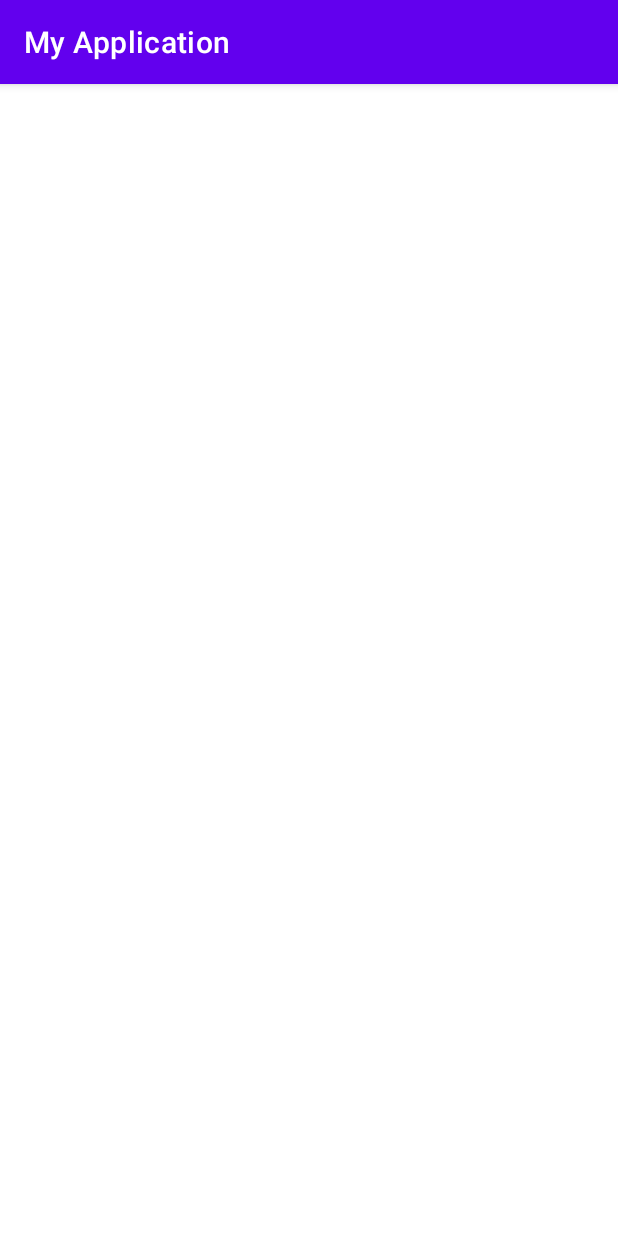
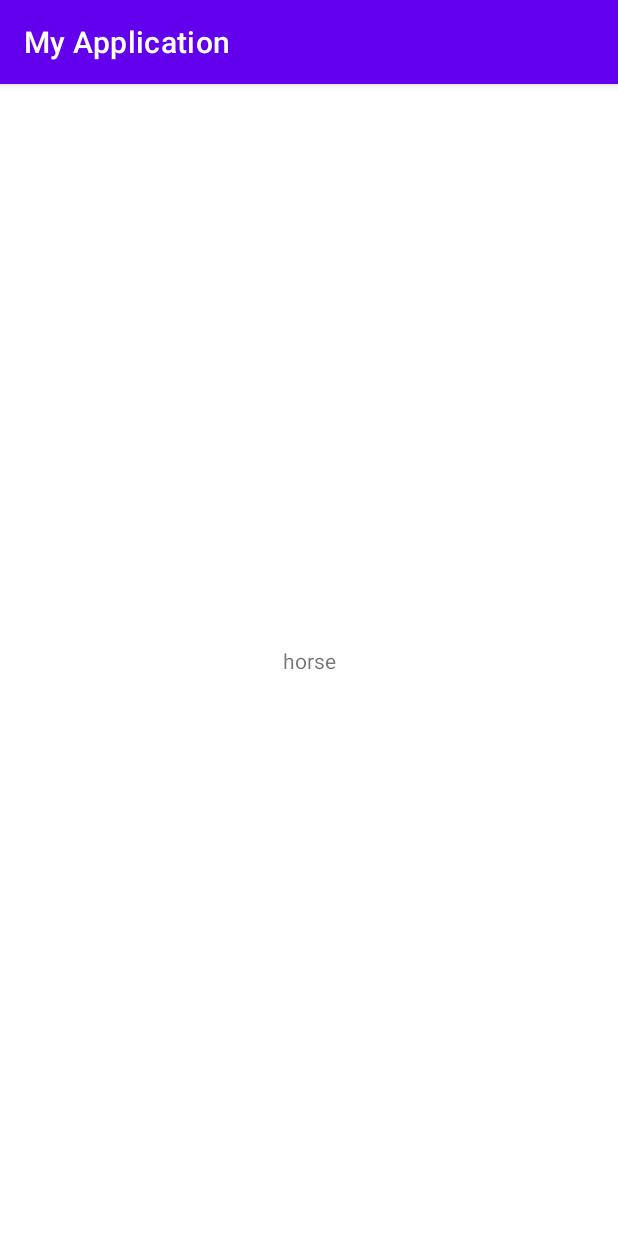
Before and after one commit to AntonyXXu/Android-App-Tutorial, an Android app: the SettingsActivity screen opened directly, with no data from a screen before it, on a phone screen of 412 x 824 dp. Run offline under Robolectric (Android 15) with nearby library versions, the phone set to English and light mode, and no system bars.

Commit message:
activity parents

```diff
--- a/app/src/main/res/layout/activity_settings.xml
+++ b/app/src/main/res/layout/activity_settings.xml
@@ -7,4 +7,13 @@
     android:layout_height="match_parent"
     tools:context=".SettingsActivity">
 
-  </androidx.constraintlayout.widget.ConstraintLayout>
+  <TextView
+      android:id="@+id/textView"
+      android:layout_width="wrap_content"
+      android:layout_height="wrap_content"
+      android:text="@string/my_string"
+      app:layout_constraintBottom_toBottomOf="parent"
+      app:layout_constraintEnd_toEndOf="parent"
+      app:layout_constraintStart_toStartOf="parent"
+      app:layout_constraintTop_toTopOf="parent" />
+</androidx.constraintlayout.widget.ConstraintLayout>
--- a/app/src/main/res/values/strings.xml
+++ b/app/src/main/res/values/strings.xml
@@ -1,3 +1,4 @@
 <resources>
     <string name="app_name">My Application</string>
+    <string name="my_string">horse</string>
 </resources>
```
